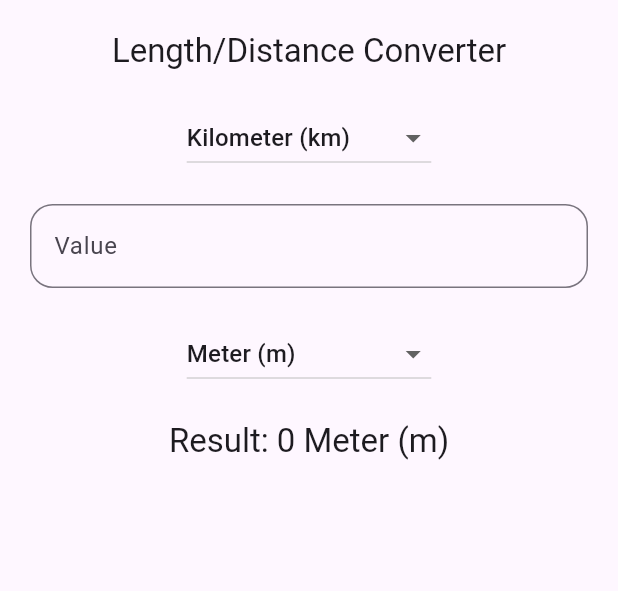
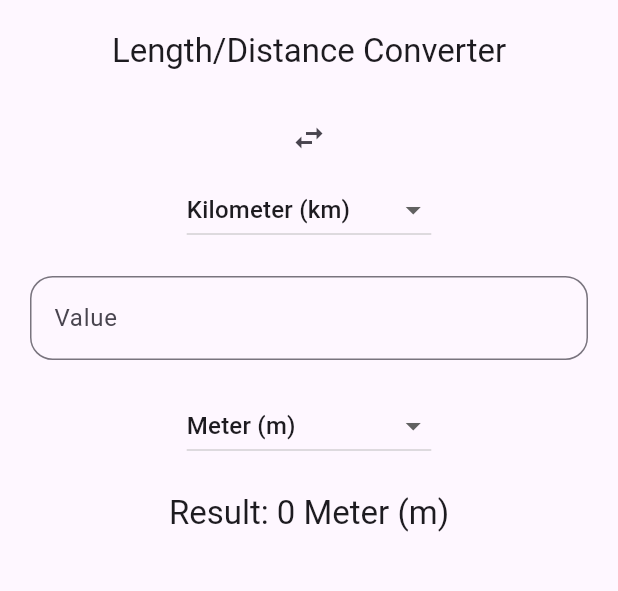
Before and after one commit to jhworth8/flutter_application_1, a Flutter app: the screen it shows after launch, on a phone screen of 412 x 824 dp, the part 84-675 px from its top. Run offline on Flutter 3.47's test engine with Material 3 defaults, Android fonts, the phone set to English and light mode, and no system bars; our stand-ins replace flutter_svg.

Commit message:
added a swap button

```diff
--- a/lib/main.dart
+++ b/lib/main.dart
@@ -226,7 +226,15 @@ void _onValueChanged(String? value) {
   }
 }
 
-
+  // New method to swap the units
+  void _swapUnits() {
+    setState(() {
+      String temp = _fromUnit;
+      _fromUnit = _toUnit;
+      _toUnit = temp;
+      _convert();
+    });
+  }
 
   @override
   Widget build(BuildContext context) {
@@ -343,7 +351,7 @@ drawer: Drawer(
           ],
         ),
       ),
-      body: SingleChildScrollView( // Added SingleChildScrollView for better layout
+      body: SingleChildScrollView(
         padding: const EdgeInsets.all(20.0),
         child: Column(
           children: <Widget>[
@@ -352,6 +360,13 @@ drawer: Drawer(
               style: Theme.of(context).textTheme.headline6,
             ),
             SizedBox(height: 20.0),
+
+            // IconButton for swapping units
+            IconButton(
+              icon: Icon(Icons.swap_horiz),
+              onPressed: _swapUnits,
+              tooltip: 'Swap units',
+            ),
             DropdownButton<String>(
               value: _toUnit, // Swap _fromUnit and _toUnit
               items: _units[_selectedCategory]!.keys.map((String value) {
```
